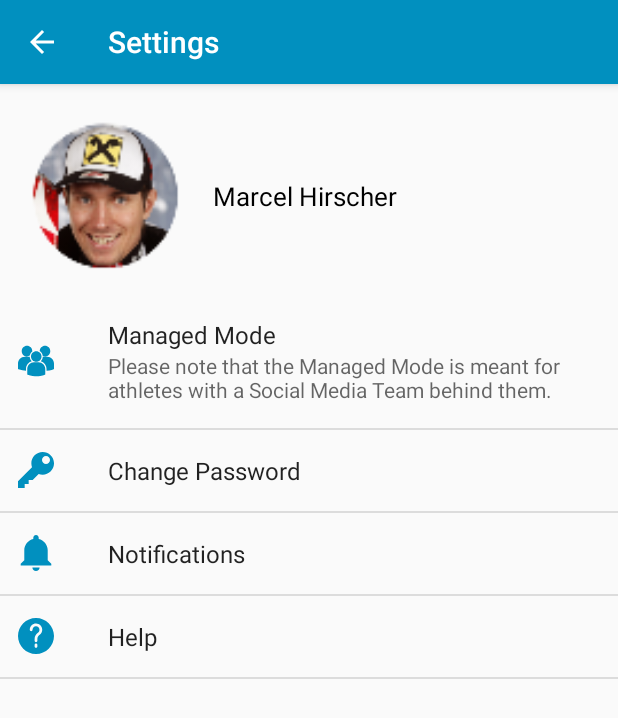
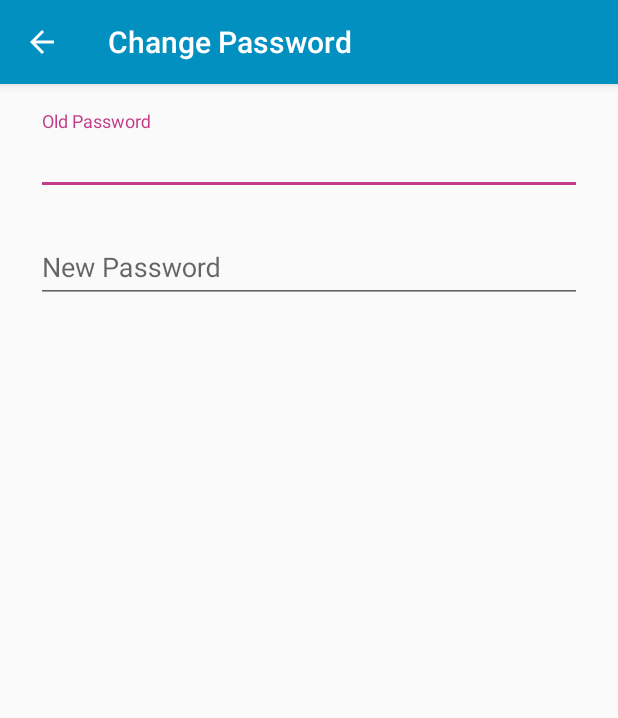
Before and after one commit to msio/Android-SkiDay, an Android app: the SettingsActivity screen opened directly, with no data from a screen before it, after a tap on "Change Password", on a phone screen of 412 x 824 dp. Shown: the top 718 px of the screen. Run offline under Robolectric (Android 15) with nearby library versions, the phone set to English and light mode, and no system bars.

Commit message:
settings is done

```diff
--- a/app/build.gradle
+++ b/app/build.gradle
@@ -32,5 +32,6 @@ dependencies {
     compile 'joda-time:joda-time:2.9.4'
     compile 'com.android.support:support-v4:25.3.1'
     compile 'com.github.aakira:expandable-layout:1.6.0@aar'
+    compile 'com.afollestad.material-dialogs:core:0.9.4.5'
     testCompile 'junit:junit:4.12'
 }
--- a/app/src/main/java/com/skiday/app/skiday/settings/ChangePasswordFragment.java
+++ b/app/src/main/java/com/skiday/app/skiday/settings/ChangePasswordActivity.java
@@ -3,16 +3,18 @@ package com.skiday.app.skiday.settings;
 import android.os.Bundle;
 import android.preference.PreferenceFragment;
 import android.support.annotation.Nullable;
+import android.support.v7.app.AppCompatActivity;
+
+import com.skiday.app.skiday.R;
 
 /**
  * Created by msio on 6/10/17.
  */
 
-public class ChangePasswordFragment extends PreferenceFragment {
+public class ChangePasswordActivity extends AppCompatActivity {
     @Override
     public void onCreate(@Nullable Bundle savedInstanceState) {
         super.onCreate(savedInstanceState);
-
-//        addPreferencesFromResource(R.);
+        setContentView(R.layout.activity_change_password);
     }
 }
--- /dev/null
+++ b/app/src/main/res/layout/activity_change_password.xml
@@ -0,0 +1,38 @@
+<?xml version="1.0" encoding="utf-8"?>
+<LinearLayout xmlns:android="http://schemas.android.com/apk/res/android"
+    android:layout_width="match_parent"
+    android:layout_height="wrap_content"
+    android:orientation="vertical"
+    android:paddingLeft="24dp"
+    android:paddingRight="24dp"
+    android:paddingTop="10dp">
+
+    <android.support.design.widget.TextInputLayout
+        android:layout_width="match_parent"
+        android:layout_height="wrap_content"
+        android:layout_marginBottom="8dp"
+        android:layout_marginTop="8dp">
+
+        <EditText
+            android:id="@+id/oldPassword"
+            android:layout_width="match_parent"
+            android:layout_height="wrap_content"
+            android:hint="Old Password"
+            android:inputType="textPassword" />
+    </android.support.design.widget.TextInputLayout>
+
+    <android.support.design.widget.TextInputLayout
+        android:layout_width="match_parent"
+        android:layout_height="wrap_content"
+        android:layout_marginBottom="8dp"
+        android:layout_marginTop="8dp">
+
+        <EditText
+            android:id="@+id/newPassword"
+            android:layout_width="match_parent"
+            android:layout_height="wrap_content"
+            android:hint="New Password"
+            android:inputType="textPassword" />
+    </android.support.design.widget.TextInputLayout>
+
+</LinearLayout>
--- a/app/src/main/res/xml/preferences.xml
+++ b/app/src/main/res/xml/preferences.xml
@@ -4,12 +4,13 @@
         android:icon="@drawable/ic_managed_mode"
         android:summary="Please note that the Managed Mode is meant for athletes with a Social Media Team behind them."
         android:title="Managed Mode">
-    <intent android:action=".settings.ExtendedModeActivity"/>
+        <intent android:action=".settings.ExtendedModeActivity" />
     </PreferenceScreen>
     <PreferenceScreen
         android:icon="@drawable/ic_change_password"
-        android:key="change_password_key"
-        android:title="Change Password"></PreferenceScreen>
+        android:title="Change Password">
+        <intent android:action=".settings.ChangePasswordActivity" />
+    </PreferenceScreen>
     <PreferenceScreen
         android:icon="@drawable/ic_notifications"
         android:title="Notifications"></PreferenceScreen>
```
Also changed, not shown: app/src/main/AndroidManifest.xml (+17 -2 lines), app/src/main/java/com/skiday/app/skiday/settings/ManagedModeActivity.java (+0 -37 lines).
